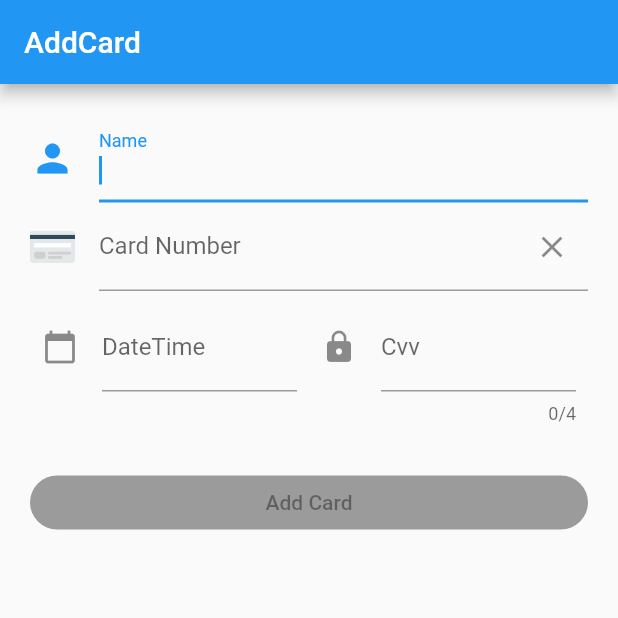
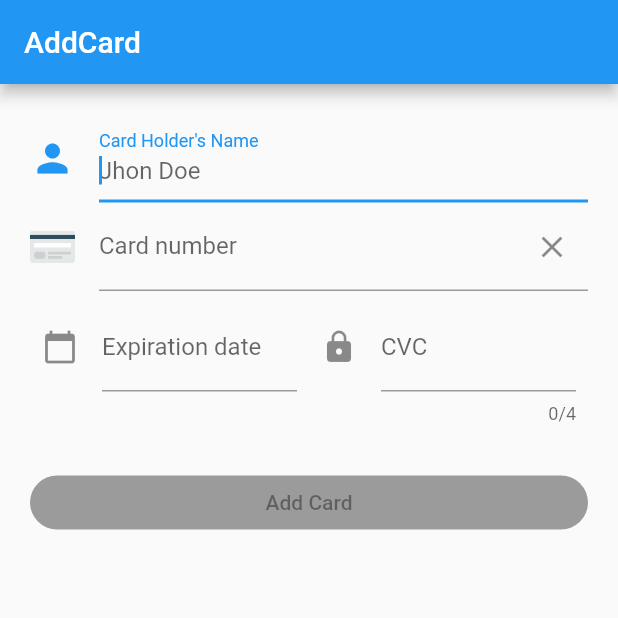
Before and after one commit to oaacelasu/paymentez_mobile, a Flutter app: the screen it shows after launch, on a phone screen of 412 x 824 dp, the top half of it. Run offline on Flutter 3.47's test engine with Material 2 defaults, Android fonts, the phone set to English and light mode, and no system bars; our stand-ins replace after_layout, bloc, dio, equatable, flutter_bloc, flutter_svg and 2 more.

Commit message:
card widget v3

```diff
--- a/lib/add_card/add_card_form.dart
+++ b/lib/add_card/add_card_form.dart
@@ -2,6 +2,7 @@ import 'package:flutter/material.dart';
 import 'package:flutter_bloc/flutter_bloc.dart';
 import 'package:flutter_svg/flutter_svg.dart';
 import 'package:mask_text_input_formatter/mask_text_input_formatter.dart';
+import 'package:paymentez_mobile/generated/i18n.dart';
 import 'package:paymentez_mobile/repository/paymentez_repository.dart';
 
 import 'add_card_button.dart';
@@ -46,13 +47,13 @@ class _AddCardFormState extends State<AddCardForm> {
 
   bool isNumberOk(AddCardState state) {
     return _numberController.value.text.isNotEmpty &&
-        state.isNumberValid &&
+        state.numberError.isEmpty &&
         _numberFocus.hasFocus;
   }
 
   bool isDateExpOk(AddCardState state) {
     return _dateExpController.value.text.isNotEmpty &&
-        state.isDateExpValid &&
+        state.dateExpError.isEmpty &&
         _dateExpFocus.hasFocus;
   }
 
@@ -68,6 +69,7 @@ class _AddCardFormState extends State<AddCardForm> {
 
   @override
   Widget build(BuildContext context) {
+    var messages = S.of(context);
     return BlocListener<AddCardBloc, AddCardState>(
       listener: (context, state) {
         if (state.isSuccess) {
@@ -90,17 +92,18 @@ class _AddCardFormState extends State<AddCardForm> {
                     focusNode: _nameFocus,
                     textInputAction: TextInputAction.next,
                     decoration: InputDecoration(
+                        errorMaxLines: 3,
                         icon: Icon(Icons.person, size: 30.0),
-                      labelText: 'Name',
-                    ),
+                        labelText: messages.add_card_name_label,
+                        hintText: messages.add_card_name_hint),
                     keyboardType: TextInputType.text,
                     autovalidate: true,
                     autocorrect: false,
                     autofocus: true,
                     validator: (_) {
-                      return !state.isNameValid &&
+                      return state.nameError.isNotEmpty &&
                               _nameController.value.text.isNotEmpty
-                          ? 'Invalid Name'
+                          ? state.nameError
                           : null;
                     },
                     onFieldSubmitted: (v) {
@@ -114,6 +117,7 @@ class _AddCardFormState extends State<AddCardForm> {
                     inputFormatters: [state.numberMaskFormatter],
                     decoration: InputDecoration(
                         icon: cardIcon(state),
+                        errorMaxLines: 3,
                         suffixIcon: IconButton(
                             icon: Icon(Icons.close),
                             onPressed: () => setState(() {
@@ -122,15 +126,15 @@ class _AddCardFormState extends State<AddCardForm> {
                                     _numberController.clear();
                                   });
                                 })),
-                      labelText: 'Card Number',
-                    ),
+                        hintText: messages.add_card_number_hint,
+                        labelText: messages.add_card_number_label),
                     keyboardType: TextInputType.number,
                     autovalidate: true,
                     autocorrect: false,
                     validator: (_) {
-                      return !state.isNumberValid &&
+                      return state.numberError.isNotEmpty &&
                               _numberController.value.text.isNotEmpty
-                          ? 'Invalid Number'
+                          ? state.numberError
                           : null;
                     },
                     onFieldSubmitted: (v) {
@@ -153,13 +157,16 @@ class _AddCardFormState extends State<AddCardForm> {
                             keyboardType: TextInputType.datetime,
                             decoration: InputDecoration(
                                 icon: Icon(Icons.calendar_today),
-                              labelText: 'DateTime',
-                            ),
+                                labelText:
+                                    messages.add_card_expiration_date_label,
+                                hintText:
+                                    messages.add_card_expiration_date_hint,
+                                errorMaxLines: 3),
                             controller: _dateExpController,
                             validator: (_) {
-                              return !state.isDateExpValid &&
+                              return state.dateExpError.isNotEmpty &&
                                       _dateExpController.value.text.isNotEmpty
-                                  ? 'Invalid Date'
+                                  ? state.dateExpError
                                   : null;
                             },
                             onFieldSubmitted: (v) {
@@ -181,16 +188,22 @@ class _AddCardFormState extends State<AddCardForm> {
                             keyboardType: TextInputType.number,
                             decoration: InputDecoration(
                                 icon: Icon(Icons.https),
-                              labelText: 'Cvv',
-                            ),
+                                labelText: state.cardBin?.cvvLength == 4
+                                    ? messages.add_card_cvc_amex_label
+                                    : messages.add_card_cvc_label,
+                                hintText: state.cardBin?.cvvLength == 4
+                                    ? messages.add_card_cvc_amex_hint
+                                    : messages.add_card_cvc_hint,
+                                errorMaxLines: 3),
                             controller: _cvvController,
                             validator: (_) {
-                              return !state.isCvvValid &&
+                              return state.cvvError.isNotEmpty &&
                                       _cvvController.value.text.isNotEmpty
-                                  ? 'Invalid Cvv'
+                                  ? state.cvvError
                                   : null;
                             },
                             onFieldSubmitted: (v) {
+                              if (isAddCardButtonEnabled(state))
                                 _onFormSubmitted();
                             },
                           ),
@@ -247,24 +260,26 @@ class _AddCardFormState extends State<AddCardForm> {
 
   void _onNameChanged() {
     _addCardBloc.add(
-      NameChanged(name: _nameController.value.text),
+      NameChanged(context, name: _nameController.value.text),
     );
   }
 
   void _onNumberChanged() {
-    _addCardBloc.add(NumberChanged(
+    _addCardBloc.add(NumberChanged(context,
         number: _numberController.value.text.replaceAll(' ', '')));
+    if (_cvvController.value.text.isNotEmpty) _onCvvChanged();
   }
 
   void _onDateExpChanged() {
     setState(() {
       _dateExpFormatter();
-      _addCardBloc.add(DateExpChanged(dateExp: _dateExpController.value.text));
+      _addCardBloc
+          .add(DateExpChanged(context, dateExp: _dateExpController.value.text));
     });
   }
 
   void _onCvvChanged() {
-    _addCardBloc.add(CvvChanged(cvv: _cvvController.value.text));
+    _addCardBloc.add(CvvChanged(context, cvv: _cvvController.value.text));
   }
 
   void _dateExpFormatter() {
--- a/lib/add_card/bloc/add_card_event.dart
+++ b/lib/add_card/bloc/add_card_event.dart
@@ -1,17 +1,20 @@
 import 'package:equatable/equatable.dart';
+import 'package:flutter/cupertino.dart';
 import 'package:meta/meta.dart';
 
 abstract class AddCardEvent extends Equatable {
-  const AddCardEvent();
+  const AddCardEvent(this.context);
+  final BuildContext context;
 
   @override
-  List<Object> get props => [];
+  List<Object> get props => [context];
 }
 
 class NameChanged extends AddCardEvent {
   final String name;
 
-  const NameChanged({@required this.name});
+  const NameChanged(BuildContext context, {@required this.name})
+      : super(context);
 
   @override
   List<Object> get props => [name];
@@ -23,7 +26,8 @@ class NameChanged extends AddCardEvent {
 class NumberChanged extends AddCardEvent {
   final String number;
 
-  const NumberChanged({@required this.number});
+  const NumberChanged(BuildContext context, {@required this.number})
+      : super(context);
 
   @override
   List<Object> get props => [number];
@@ -35,7 +39,8 @@ class NumberChanged extends AddCardEvent {
 class DateExpChanged extends AddCardEvent {
   final String dateExp;
 
-  const DateExpChanged({@required this.dateExp});
+  const DateExpChanged(BuildContext context, {@required this.dateExp})
+      : super(context);
 
   @override
   List<Object> get props => [dateExp];
@@ -47,7 +52,7 @@ class DateExpChanged extends AddCardEvent {
 class CvvChanged extends AddCardEvent {
   final String cvv;
 
-  const CvvChanged({@required this.cvv});
+  const CvvChanged(BuildContext context, {@required this.cvv}) : super(context);
 
   @override
   List<Object> get props => [cvv];
@@ -59,9 +64,10 @@ class CvvChanged extends AddCardEvent {
 class Submitted extends AddCardEvent {
   final String number;
 
-  const Submitted({
+  const Submitted(
+    BuildContext context, {
     @required this.number,
-  });
+  }) : super(context);
 
   @override
   List<Object> get props => [number];
--- a/lib/add_card/bloc/add_card_state.dart
+++ b/lib/add_card/bloc/add_card_state.dart
@@ -10,24 +10,24 @@ class AddCardState extends Equatable {
 
   final CardBinModel cardBin;
   final MaskTextInputFormatter numberMaskFormatter;
-  final bool isNameValid;
-  final bool isNumberValid;
-  final bool isDateExpValid;
-  final bool isCvvValid;
+  final String nameError;
+  final String numberError;
+  final String dateExpError;
+  final String cvvError;
   final bool isSubmitting;
   final bool isSuccess;
   final bool isFailure;
 
   bool get isFormValid =>
-      isNameValid && isNumberValid && isDateExpValid && isCvvValid;
+      '$nameError$numberError$dateExpError$cvvError'.isEmpty;
 
   AddCardState({
     @required this.cardBin,
     @required this.numberMaskFormatter,
-    @required this.isNameValid,
-    @required this.isNumberValid,
-    @required this.isDateExpValid,
-    @required this.isCvvValid,
+    @required this.nameError,
+    @required this.numberError,
+    @required this.dateExpError,
+    @required this.cvvError,
     @required this.isSubmitting,
     @required this.isSuccess,
     @required this.isFailure,
@@ -37,10 +37,10 @@ class AddCardState extends Equatable {
     return copyWith(
       numberMaskFormatter:
           MaskTextInputFormatter(mask: numberDefaultMask, filter: filter),
-      isNameValid: true,
-      isNumberValid: true,
-      isDateExpValid: true,
-      isCvvValid: true,
+      nameError: '',
+      numberError: '',
+      dateExpError: '',
+      cvvError: '',
       isSubmitting: false,
       isSuccess: false,
       isFailure: false,
@@ -49,10 +49,10 @@ class AddCardState extends Equatable {
 
   AddCardState loading() {
     return copyWith(
-      isNameValid: true,
-      isNumberValid: true,
-      isDateExpValid: true,
-      isCvvValid: true,
+      nameError: '',
+      numberError: '',
+      dateExpError: '',
+      cvvError: '',
       isSubmitting: true,
       isSuccess: false,
       isFailure: false,
@@ -61,10 +61,10 @@ class AddCardState extends Equatable {
 
   AddCardState failure() {
     return copyWith(
-      isNameValid: true,
-      isNumberValid: true,
-      isDateExpValid: true,
-      isCvvValid: true,
+      nameError: '',
+      numberError: '',
+      dateExpError: '',
+      cvvError: '',
       isSubmitting: false,
       isSuccess: false,
       isFailure: true,
@@ -73,10 +73,10 @@ class AddCardState extends Equatable {
 
   AddCardState success() {
     return copyWith(
-      isNameValid: true,
-      isNumberValid: true,
-      isDateExpValid: true,
-      isCvvValid: true,
+      nameError: '',
+      numberError: '',
+      dateExpError: '',
+      cvvError: '',
       isSubmitting: false,
       isSuccess: true,
       isFailure: false,
@@ -86,7 +86,7 @@ class AddCardState extends Equatable {
   AddCardState updateNumber({
     String number,
     CardBinModel cardBin,
-    bool isNumberValid,
+    String numberError,
   }) {
     var newNumberMaskFormatter =
         MaskTextInputFormatter(mask: numberDefaultMask, filter: filter);
@@ -100,7 +100,7 @@ class AddCardState extends Equatable {
     return copyWith(
       cardBin: cardBin,
       numberMaskFormatter: newNumberMaskFormatter,
-      isNumberValid: isNumberValid,
+      numberError: numberError,
       isSubmitting: false,
       isSuccess: false,
       isFailure: false,
@@ -108,14 +108,14 @@ class AddCardState extends Equatable {
   }
 
   AddCardState update({
-    bool isNameValid,
-    bool isDateExpValid,
-    bool isCvvValid,
+    String nameError,
+    String dateExpError,
+    String cvvError,
   }) {
     return copyWith(
-      isNameValid: isNameValid,
-      isDateExpValid: isDateExpValid,
-      isCvvValid: isCvvValid,
+      nameError: nameError,
+      dateExpError: dateExpError,
+      cvvError: cvvError,
       isSubmitting: false,
       isSuccess: false,
       isFailure: false,
@@ -125,10 +125,10 @@ class AddCardState extends Equatable {
   factory AddCardState.fromJson(Map<String, dynamic> json) => AddCardState(
       cardBin: null,
       numberMaskFormatter: null,
-      isNameValid: null,
-      isNumberValid: null,
-      isDateExpValid: null,
-      isCvvValid: null,
+      nameError: null,
+      numberError: null,
+      dateExpError: null,
+      cvvError: null,
       isSubmitting: null,
       isSuccess: null,
       isFailure: null);
@@ -136,10 +136,10 @@ class AddCardState extends Equatable {
   AddCardState copyWith({
     CardBinModel cardBin,
     MaskTextInputFormatter numberMaskFormatter,
-    bool isNameValid,
-    bool isNumberValid,
-    bool isDateExpValid,
-    bool isCvvValid,
+    String nameError,
+    String numberError,
+    String dateExpError,
+    String cvvError,
     bool isSubmitting,
     bool isSuccess,
     bool isFailure,
@@ -147,10 +147,10 @@ class AddCardState extends Equatable {
     return AddCardState(
       cardBin: cardBin ?? this.cardBin,
       numberMaskFormatter: numberMaskFormatter ?? this.numberMaskFormatter,
-      isNameValid: isNameValid ?? this.isNameValid,
-      isNumberValid: isNumberValid ?? this.isNumberValid,
-      isDateExpValid: isDateExpValid ?? this.isDateExpValid,
-      isCvvValid: isCvvValid ?? this.isCvvValid,
+      nameError: nameError ?? this.nameError,
+      numberError: numberError ?? this.numberError,
+      dateExpError: dateExpError ?? this.dateExpError,
+      cvvError: cvvError ?? this.cvvError,
       isSubmitting: isSubmitting ?? this.isSubmitting,
       isSuccess: isSuccess ?? this.isSuccess,
       isFailure: isFailure ?? this.isFailure,
@@ -162,10 +162,10 @@ class AddCardState extends Equatable {
     return '''AddCardState {
       cardBin: $cardBin,
       numberMaskFormatter: ${numberMaskFormatter.getMaskedText()},
-      isNameValid: $isNameValid,
-      isNumberValid: $isNumberValid,
-      isDateExpValid: $isDateExpValid,
-      isCvvValid: $isCvvValid,
+      nameError: $nameError,
+      numberError: $numberError,
+      dateExpError: $dateExpError,
+      cvvError: $cvvError,
       isSubmitting: $isSubmitting,
       isSuccess: $isSuccess,
       isFailure: $isFailure,
@@ -176,10 +176,10 @@ class AddCardState extends Equatable {
   List<Object> get props => [
         cardBin,
         numberMaskFormatter,
-        isNameValid,
-        isNumberValid,
-        isDateExpValid,
-        isCvvValid,
+        nameError,
+        numberError,
+        dateExpError,
+        cvvError,
         isSubmitting,
         isSuccess,
         isFailure
--- a/lib/main.dart
+++ b/lib/main.dart
@@ -54,7 +54,9 @@ class _AppState extends State<App> with AfterLayoutMixin<App> {
     return MaterialApp(
       localizationsDelegates: delegates,
       supportedLocales: [
+        const Locale('es', ''),
         const Locale('en', ''),
+        const Locale('pt', ''),
       ],
       home: BlocBuilder<ConfigBloc, ConfigState>(
         builder: (context, state) {
--- a/lib/utils/validators.dart
+++ b/lib/utils/validators.dart
@@ -1,27 +1,40 @@
+import 'package:flutter/cupertino.dart';
+import 'package:paymentez_mobile/generated/i18n.dart';
+
 class Validators {
   static final RegExp _nameRegExp = RegExp(r'^[A-Za-zÀ-ÖØ-öø-ÿ ]+$');
 
-  static isValidName(String name) {
-    return _nameRegExp.hasMatch(name);
+  static String isValidName(BuildContext context, String name) {
+    var messages = S.of(context);
+    return (!_nameRegExp.hasMatch(name)) ? messages.add_card_invalid_name : '';
   }
 
-  static isValidCVV(String value, cvvLength) {
-    return (value.isNotEmpty && value.length == cvvLength);
+  static String isValidCVV(BuildContext context, String value, cvvLength) {
+    var messages = S.of(context);
+    return (value.isEmpty || value.length != cvvLength)
+        ? messages.add_card_invalid_cvc
+        : '';
   }
 
-  static isValidDateExp(String value) {
-    return _isValidDate(value);
+  static String isValidDateExp(BuildContext context, String value) {
+    return _isValidDate(context, value);
   }
 
-  static isValidNumber(String cardType, String number, String mask) {
-    return _validateCardNum(number) &&
-        cardType.isNotEmpty &&
-        mask.replaceAll(' ', '').length == number.length;
+  static String isValidNumber(
+      BuildContext context, String cardType, String number, String mask) {
+    var messages = S.of(context);
+    return (!_validateCardNum(number) ||
+            cardType.isEmpty ||
+            mask.replaceAll(' ', '').length != number.length)
+        ? messages.add_card_invalid_number
+        : '';
   }
 
-  static _isValidDate(String value) {
+  static _isValidDate(BuildContext context, String value) {
+    var messages = S.of(context);
+
     if (value.isEmpty) {
-      return false;
+      return messages.add_card_empty_expiration_date;
     }
 
     int year;
@@ -40,12 +53,9 @@ class Validators {
       year = -1; // Lets use an invalid year intentionally
     }
 
-    print(month);
-    print(year);
-
     if ((month < 1) || (month > 12)) {
       // A valid month is between 1 (January) and 12 (December)
-      return false;
+      return messages.add_card_invalid_expiration_month;
     }
 
     var fourDigitsYear = _convertYearTo4Digits(year);
@@ -53,13 +63,13 @@ class Validators {
     if ((fourDigitsYear < 1) || (fourDigitsYear > 2099)) {
       // We are assuming a valid should be between 1 and 2099.
       // Note that, it's valid doesn't mean that it has not expired.
-      return false;
+      return messages.add_card_invalid_expiration_year;
     }
 
     if (!_hasDateExpired(month, year)) {
-      return false;
+      return messages.add_card_invalid_expiration_date;
     }
-    return true;
+    return '';
   }
 
   /// Convert the two-digit year to four-digit year if necessary
```
Also changed, not shown: lib/add_card/bloc/add_card_bloc.dart (+18 -12 lines), res/values/strings_en.arb (+24 -1 lines), res/values/strings_es.arb (added, +24 -0 lines), res/values/strings_pt.arb (added, +26 -0 lines), lib/generated/i18n.dart. Lines whose indentation alone changed are shown as unchanged.
